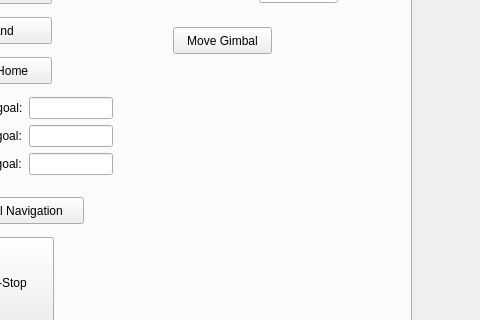
Above: src/teamhku_ocs/teamhku_ocs.ui from SiChiTong/teamhku_ocs before the change; both pictures show x 599 to 1079 and y 149 to 469 of the 1079 by 615 pixel window. Below: the same form after it.
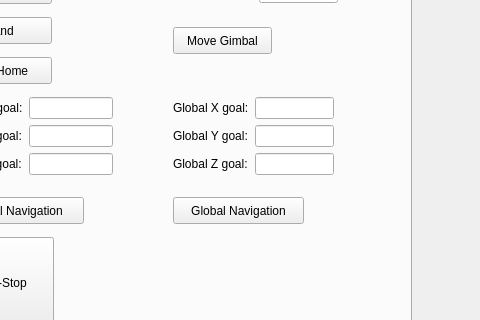
That is the form after the change.

Commit message: global navigaton

Patch:
```diff
--- a/src/teamhku_ocs/teamhku_ocs.ui
+++ b/src/teamhku_ocs/teamhku_ocs.ui
@@ -570,6 +570,61 @@
       <string>E-Stop</string>
      </property>
     </widget>
+    <widget class="QWidget" name="formLayoutWidget_7">
+     <property name="geometry">
+      <rect>
+       <x>230</x>
+       <y>210</y>
+       <width>161</width>
+       <height>95</height>
+      </rect>
+     </property>
+     <layout class="QFormLayout" name="formLayout_7">
+      <item row="0" column="0">
+       <widget class="QLabel" name="localXLabel_3">
+        <property name="text">
+         <string>Global X goal:</string>
+        </property>
+       </widget>
+      </item>
+      <item row="0" column="1">
+       <widget class="QLineEdit" name="globalXLineEdit_"/>
+      </item>
+      <item row="1" column="0">
+       <widget class="QLabel" name="localYLabel_3">
+        <property name="text">
+         <string>Global Y goal:</string>
+        </property>
+       </widget>
+      </item>
+      <item row="1" column="1">
+       <widget class="QLineEdit" name="globalYLineEdit_"/>
+      </item>
+      <item row="2" column="0">
+       <widget class="QLabel" name="localZLabel_3">
+        <property name="text">
+         <string>Global Z goal:</string>
+        </property>
+       </widget>
+      </item>
+      <item row="2" column="1">
+       <widget class="QLineEdit" name="globalZLineEdit_"/>
+      </item>
+     </layout>
+    </widget>
+    <widget class="QPushButton" name="global_navigation_button_">
+     <property name="geometry">
+      <rect>
+       <x>230</x>
+       <y>310</y>
+       <width>131</width>
+       <height>27</height>
+      </rect>
+     </property>
+     <property name="text">
+      <string>Global Navigation</string>
+     </property>
+    </widget>
    </widget>
    <widget class="QWidget" name="tab_2">
     <attribute name="title">
```
The commit also changes 2 other files.
